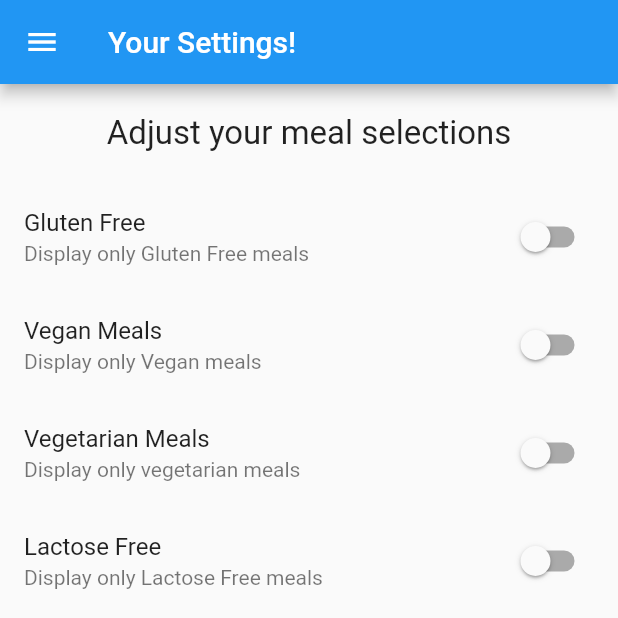
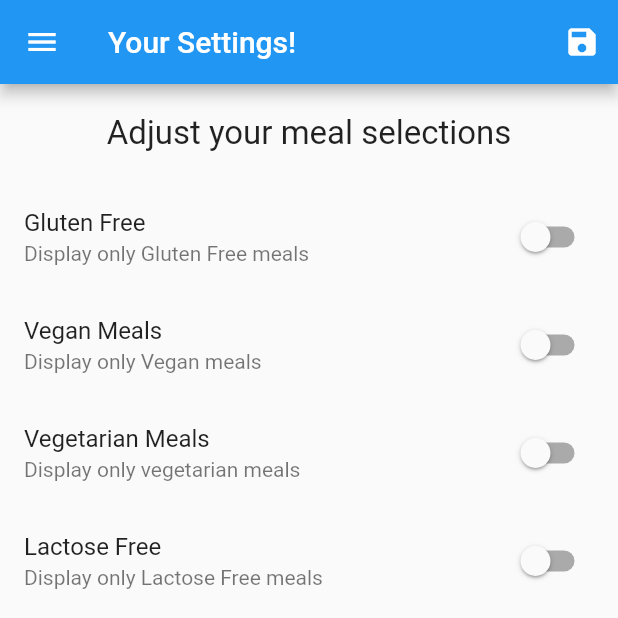
Before and after one commit to prithviraj2002/MealsApp, a Flutter app: the FilterScreen screen opened by its route, on a phone screen of 412 x 824 dp, the top half of it. Run offline on Flutter 3.47's test engine with Material 2 defaults, Android fonts, the phone set to English and light mode, and no system bars.

Commit message:
Finished all features

```diff
--- a/lib/screens/filterScreen.dart
+++ b/lib/screens/filterScreen.dart
@@ -3,8 +3,11 @@ import 'package:meals_app/widgets/main_drawer.dart';
 
 class FilterScreen extends StatefulWidget {
   static const routeName = '/filter-screen';
+  final Function saveFilters;
+  final Map<String, bool> filters;
 
-  const FilterScreen({Key? key}) : super(key: key);
+  const FilterScreen(this.filters, this.saveFilters, {Key? key})
+      : super(key: key);
 
   @override
   State<FilterScreen> createState() => _FilterScreenState();
@@ -17,16 +20,39 @@ class _FilterScreenState extends State<FilterScreen> {
   bool lactoseFree = false;
 
   @override
+  initState() {
+    GlutenFree = widget.filters['Gluten'] as bool;
+    isVegan = widget.filters['vegan'] as bool;
+    lactoseFree = widget.filters['lactose'] as bool;
+    vegetarian = widget.filters['vegetarian'] as bool;
+
+    super.initState();
+  }
+
+  @override
   Widget build(BuildContext context) {
     return Scaffold(
       appBar: AppBar(
         title: Text('Your Settings!'),
+        actions: [
+          IconButton(
+              icon: Icon(Icons.save),
+              onPressed: () {
+                final selectedFilters = {
+                  'Gluten': GlutenFree,
+                  'vegan': isVegan,
+                  'lactose': lactoseFree,
+                  'vegetarian': vegetarian,
+                };
+                widget.saveFilters(selectedFilters);
+              })
+        ],
       ),
       body: Column(
         children: [
           Container(
             padding: EdgeInsets.all(20),
-            child: Text(
+            child: const Text(
               'Adjust your meal selections',
               style: TextStyle(fontSize: 22),
             ),
@@ -50,9 +76,9 @@ class _FilterScreenState extends State<FilterScreen> {
                   title: Text('Vegan Meals'),
                   value: isVegan,
                   onChanged: (bool newValue) {
-                  setState(() {
-                    isVegan = newValue;
-                  });
+                    setState(() {
+                      isVegan = newValue;
+                    });
                   },
                   subtitle: Text('Display only Vegan meals'),
                 ),
--- a/lib/screens/meal_screen.dart
+++ b/lib/screens/meal_screen.dart
@@ -5,7 +5,8 @@ import 'package:meals_app/widgets/meal_item.dart';
 import '../model/meal.dart';
 
 class MealScreen extends StatefulWidget {
-  const MealScreen({Key? key}) : super(key: key);
+  const MealScreen(this.availableMeals, {Key? key}) : super(key: key);
+  final List<Meal> availableMeals;
 
   static const routeName = '/meal_screen';
 
@@ -39,7 +40,7 @@ class _MealScreenState extends State<MealScreen> {
         ModalRoute.of(context)!.settings.arguments as Map<String, dynamic>;
     final categoryTitle = routeArgs['title'];
     final categoryId = routeArgs['id'];
-    displayedMeals = DUMMY_MEALS.where((meal) {
+    displayedMeals = widget.availableMeals.where((meal) {
       return meal.categories.contains(categoryId);
     }).toList();
     return Scaffold(
@@ -55,7 +56,6 @@ class _MealScreenState extends State<MealScreen> {
               duration: displayedMeals[index].duration,
               complexity: displayedMeals[index].complexity,
               affordability: displayedMeals[index].affordability,
-              removeItem: _removeMeal,
             );
           }),
           itemCount: displayedMeals.length,
```
Also changed, not shown: lib/main.dart (+74 -9 lines), lib/screens/favourites.dart (+23 -7 lines), lib/screens/meal_details.dart (+11 -5 lines), lib/screens/tabs_screen.dart (+14 -7 lines), lib/widgets/meal_item.dart (+9 -15 lines).
